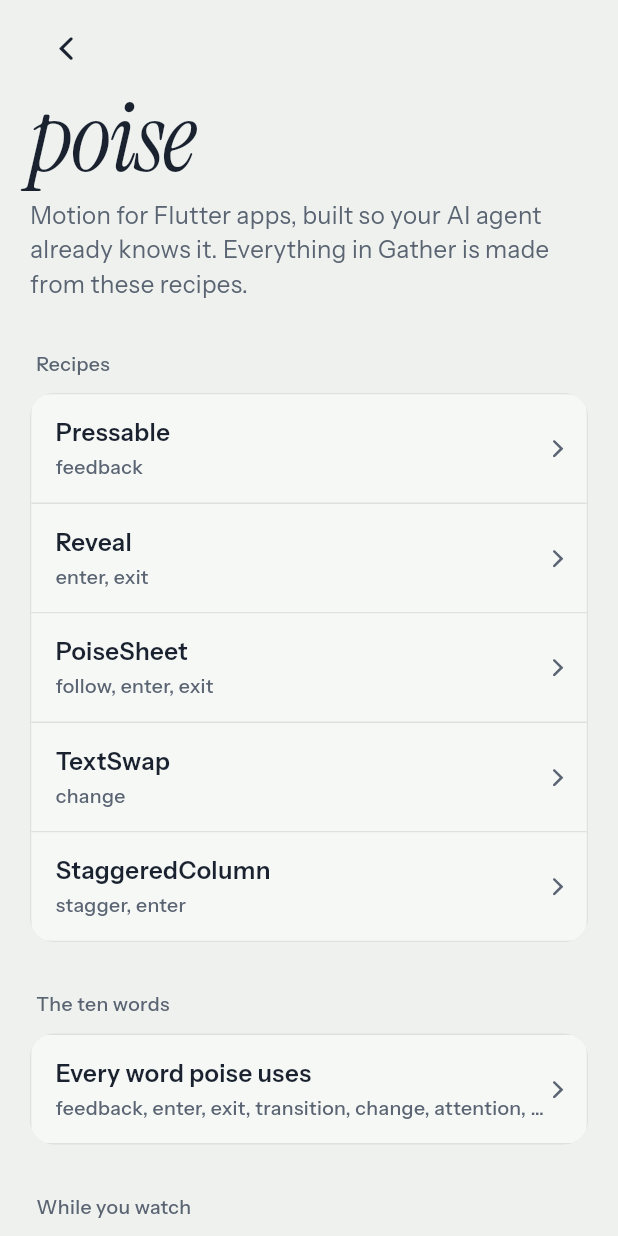
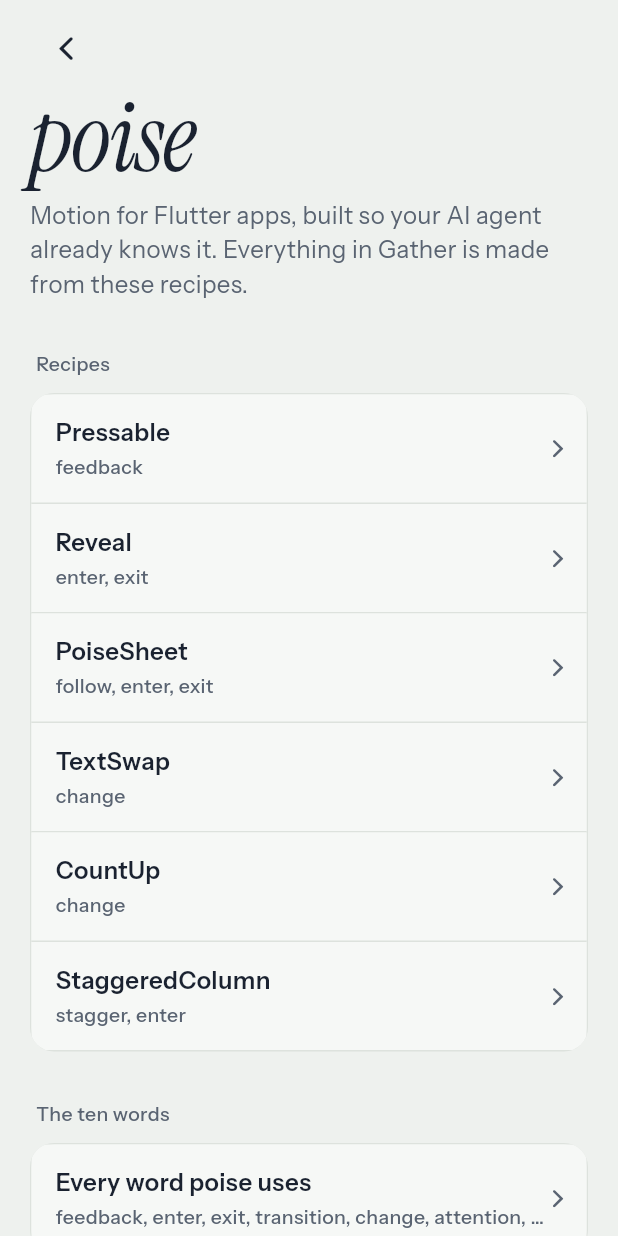
Before and after one commit to jeremyessien/poise, a Flutter app: the screen it shows after launch, after a tap on "poise", on a phone screen of 412 x 824 dp. Run offline on Flutter 3.47's test engine with Material 3 defaults, Android fonts, the phone set to English and light mode, and no system bars.

Commit message:
Count Gather's spots down with CountUp when you join
Spots left on the card and in the sheet count down by one when someone
joins. CountUp gets its recipe page, where a group joining counts the
spots down by seven, and the tour's change chapter points it out.

```diff
--- a/gallery/lib/src/gather/event_card.dart
+++ b/gallery/lib/src/gather/event_card.dart
@@ -1,4 +1,5 @@
 import 'package:flutter/cupertino.dart';
+import 'package:poise_registry/count_up/count_up.dart';
 import 'package:poise_registry/pressable/pressable.dart';
 
 import 'events.dart';
@@ -11,12 +12,17 @@
     required this.saved,
     required this.onOpen,
     required this.onToggleSaved,
+    this.spotsLeft,
   });
 
   final GatherEvent event;
   final bool saved;
   final VoidCallback onOpen;
   final VoidCallback onToggleSaved;
+
+  /// Spots still open, when it differs from the event's own count because
+  /// someone joined.
+  final int? spotsLeft;
 
   @override
   Widget build(BuildContext context) => Pressable(
@@ -56,7 +62,11 @@
                   ],
                 ),
                 const SizedBox(height: 2),
-                Text('${event.spotsLeft} spots left', style: GatherType.detail),
+                CountUp(
+                  value: spotsLeft ?? event.spotsLeft,
+                  format: spotsLeftLabel,
+                  style: GatherType.detail,
+                ),
               ],
             ),
           ),
--- a/gallery/lib/src/gather/events.dart
+++ b/gallery/lib/src/gather/events.dart
@@ -58,3 +58,6 @@
     tile: Color(0xFFE3F5E1),
   ),
 ];
+
+/// How Gather words the number of spots an event has left.
+String spotsLeftLabel(num spots) => '$spots spots left';
--- a/gallery/lib/src/gather/gather_screen.dart
+++ b/gallery/lib/src/gather/gather_screen.dart
@@ -44,6 +44,10 @@
     _toastTimer?.cancel();
     super.dispose();
   }
+
+  int _spotsLeft(int index) =>
+      sampleEvents[index].spotsLeft -
+      (_joins[index] == JoinState.joined ? 1 : 0);
 
   void _join(int index) {
     if (_joins[index] case JoinState.joining || JoinState.joined) return;
@@ -98,6 +102,7 @@
                           padding: const EdgeInsets.only(bottom: 12),
                           child: EventCard(
                             event: event,
+                            spotsLeft: _spotsLeft(index),
                             saved: _saved.contains(index),
                             onOpen: () => setState(() {
                               _opened = index;
@@ -148,6 +153,7 @@
                   final index? => EventDetails(
                     event: sampleEvents[index],
                     joinState: _joins[index] ?? JoinState.open,
+                    spotsLeft: _spotsLeft(index),
                     onJoin: () => _join(index),
                   ),
                   null => const SizedBox.shrink(),
--- a/gallery/lib/src/recipes.dart
+++ b/gallery/lib/src/recipes.dart
@@ -51,6 +51,17 @@
   },
 )''',
   ),
+  countUp(
+    'CountUp',
+    'A number that counts to its new value, so a balance or a score visibly '
+        'climbs instead of jumping.',
+    [MotionWord.change],
+    '''
+CountUp(
+  value: spotsLeft,
+  format: (n) => '\$n spots left',
+)''',
+  ),
   staggeredColumn(
     'StaggeredColumn',
     'A column whose children arrive one after another, spaced by the '
--- a/gallery/lib/src/tour.dart
+++ b/gallery/lib/src/tour.dart
@@ -121,7 +121,9 @@
     _sayWord(MotionWord.change);
     await _pause(_beat);
     await _tap(_findText(JoinState.open.label));
-    await _pause(const Duration(milliseconds: 2000));
+    await _pause(const Duration(milliseconds: 1400));
+    _say('change', 'Spots left count down as you join');
+    await _pause(const Duration(milliseconds: 1800));
     await _drag(
       _findText(EventDetails.heading),
       by: const Offset(0, 320),
```
Also changed, not shown: gallery/lib/src/gather/event_details.dart (+20 -6 lines), gallery/lib/src/recipe_stages.dart (+33 -0 lines), 1 other file.
